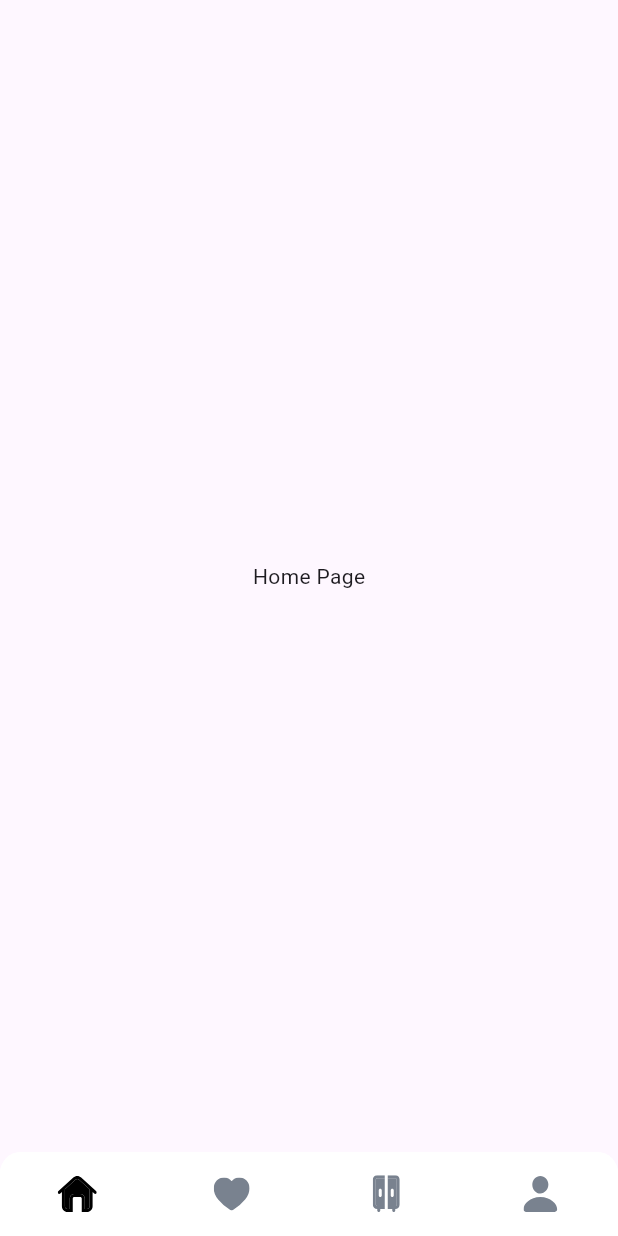
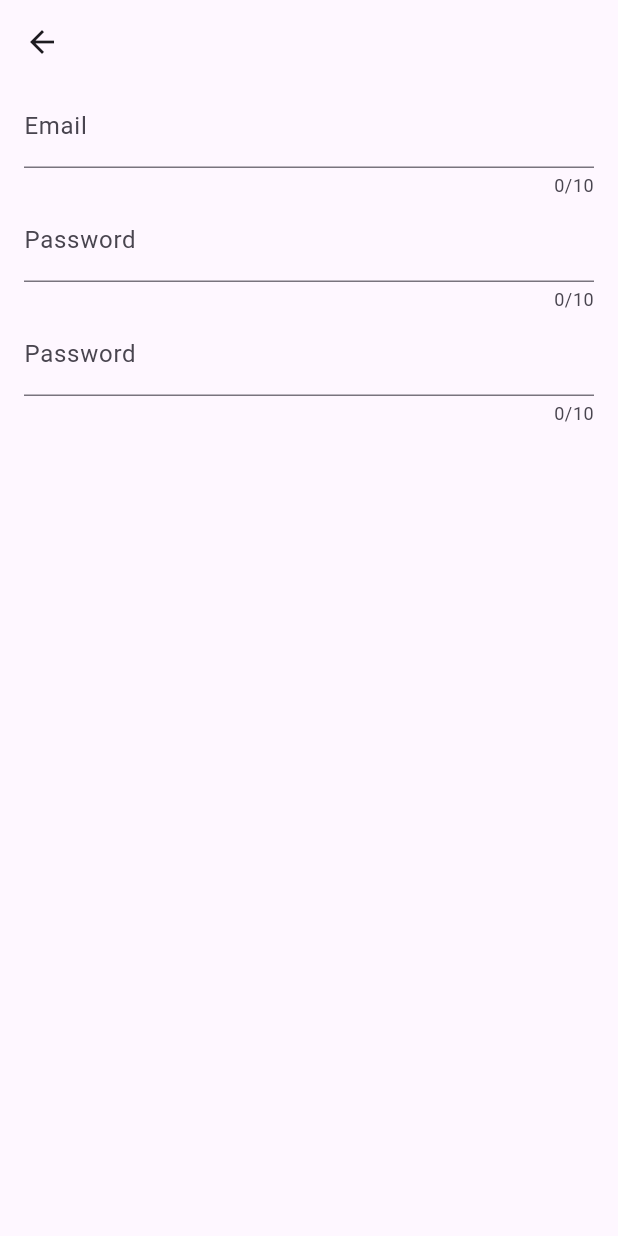
Before and after one commit to iissiin/kiruFlutterApp, a Flutter app: the screen it shows after launch, after a tap on "Регистрация", on a phone screen of 412 x 824 dp. Run offline on Flutter 3.47's test engine with Material 3 defaults, Android fonts, the phone set to English and light mode, and no system bars; our stand-ins replace flutter_svg.

Commit message:
wip промежуточный коммит

```diff
--- a/kiru/lib/login/buttonPanel.dart
+++ b/kiru/lib/login/buttonPanel.dart
@@ -14,7 +14,7 @@
           height: 58,
           child: ElevatedButton(
             onPressed: () {
-              Navigator.pushNamed(context, '/homepage');
+              Navigator.pushNamed(context, '/registerpage');
             },
             style: ButtonStyle(
               backgroundColor: WidgetStateProperty.all(AppColors.black),
--- /dev/null
+++ b/kiru/lib/login/registerScreen.dart
@@ -0,0 +1,44 @@
+import 'package:flutter/material.dart';
+
+enum gender { male, female }
+
+class registerScreen extends StatelessWidget {
+  const registerScreen({super.key});
+
+  @override
+  Widget build(BuildContext context) {
+    return Scaffold(
+      appBar: AppBar(),
+      body: Padding(
+        padding: const EdgeInsets.symmetric(horizontal: 16),
+        child: Column(
+          children: [
+            TextField(
+              maxLength: 10,
+              decoration: InputDecoration(
+                labelText: "Email",
+                hintText: "Enter your email here",
+              ),
+            ),
+            TextField(
+              maxLength: 10,
+              obscureText: true,
+              decoration: InputDecoration(
+                labelText: "Password",
+                hintText: "Enter your password here",
+              ),
+            ),
+            TextField(
+              maxLength: 10,
+              obscureText: true,
+              decoration: InputDecoration(
+                labelText: "Password",
+                hintText: "Enter your password here again",
+              ),
+            ),
+          ],
+        ),
+      ),
+    );
+  }
+}
--- a/kiru/lib/main.dart
+++ b/kiru/lib/main.dart
@@ -1,5 +1,6 @@
 import 'package:flutter/cupertino.dart';
 import 'package:flutter/material.dart';
+import 'package:kiru/login/registerScreen.dart';
 import 'package:kiru/navBar.dart';
 import 'package:kiru/login/loginScreen.dart';
 
@@ -16,6 +17,7 @@
       home: LoginScreen(),
       routes: {
         '/loginpage': (context) => const LoginScreen(),
+        '/registerpage': (context) => const registerScreen(),
         '/homepage': (context) => const Navbar(),
       },
     );
```
Also changed, not shown: kiru/lib/home/homeScreen.dart (+165 -1 lines).
